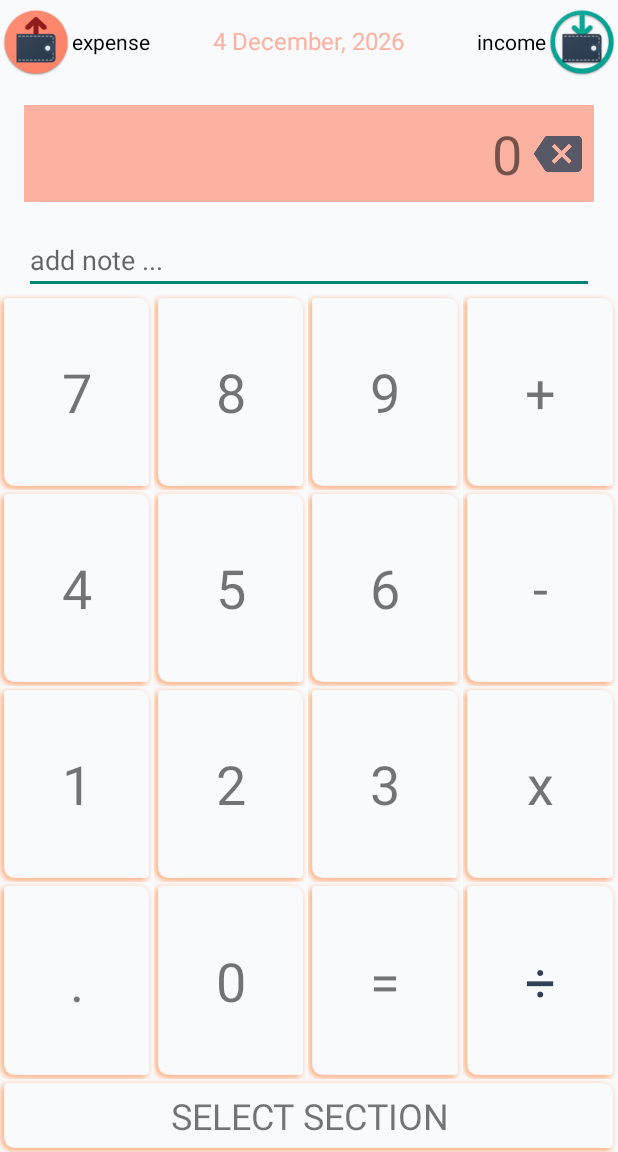
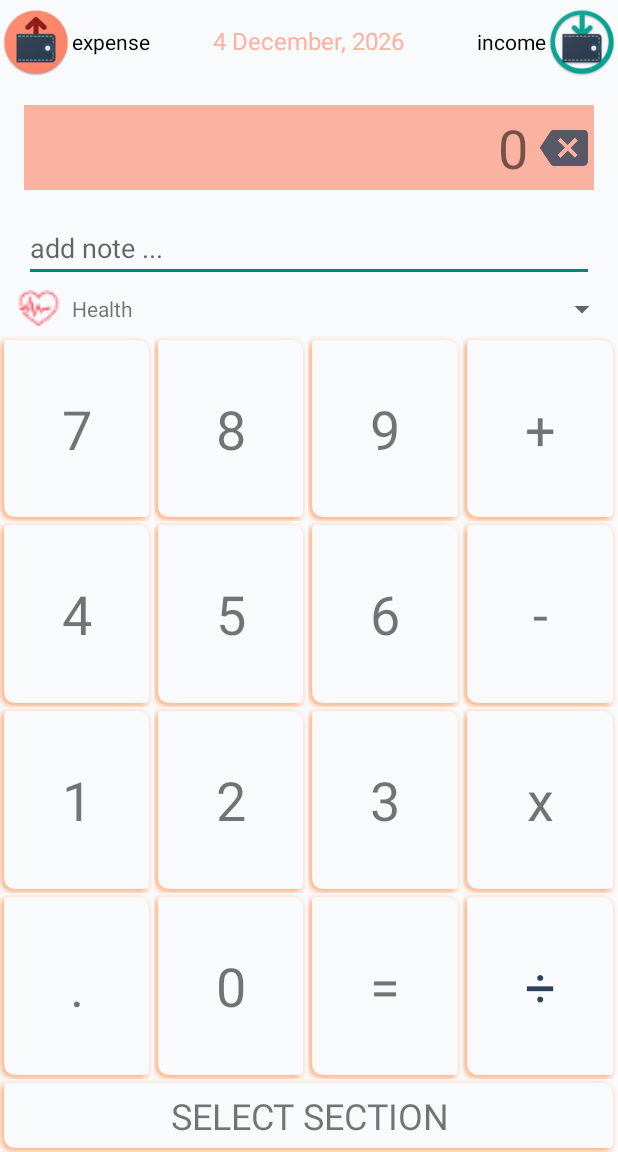
Before and after one commit to aleksandvc/Smart-Finance, an Android app: the MainActivity screen opened directly, with no data from a screen before it, after a tap on "TOTRANSACTION", on a phone screen of 412 x 824 dp, the part 84-1236 px from its top. Run offline under Robolectric (Android 15) with nearby library versions, the phone set to English and light mode, and no system bars; libraries missing offline, so code that uses them is left out: com.github.mikephil.charting; 18 statements that could not run were skipped.

Commit message:
Adjusted TransactionActivity, so that EXPENSE transactions now have both an Account and a Category, not just category

```diff
--- a/SmartFinance/app/src/main/java/com/vladimircvetanov/smartfinance/TransactionActivity.java
+++ b/SmartFinance/app/src/main/java/com/vladimircvetanov/smartfinance/TransactionActivity.java
@@ -13,14 +13,17 @@ import android.view.Menu;
 import android.view.MenuInflater;
 import android.view.MenuItem;
 import android.view.View;
+import android.view.ViewGroup;
 import android.widget.AdapterView;
-import android.widget.ArrayAdapter;
+import android.widget.BaseAdapter;
 import android.widget.Button;
 import android.widget.DatePicker;
 import android.widget.EditText;
 import android.widget.ImageButton;
+import android.widget.ImageView;
 import android.widget.ListView;
 import android.widget.RadioGroup;
+import android.widget.Spinner;
 import android.widget.TextView;
 
 import com.vladimircvetanov.smartfinance.date.DatePickerFragment;
@@ -36,9 +39,12 @@ import org.joda.time.format.DateTimeFormatter;
 public class TransactionActivity extends AppCompatActivity implements DatePickerDialog.OnDateSetListener {
 
     private Manager.Type selectedType;
-    private Section selectedSection;
+    private Section selectedCategory;
 
-    private ListView sectionList;
+    private Spinner accountSelection;
+    private Section selectedAccount;
+
+    private ListView categorySelection;
 
     private TextView dateDisplay;
     private LocalDate date;
@@ -104,11 +110,12 @@ public class TransactionActivity extends AppCompatActivity implements DatePicker
 
 
         //==============================Initializations============================================================//
-        sectionList = (ListView) findViewById(R.id.transaction_section_selection);
-        //Made separate adapters for Expense and Income items, as it should be cheaper switching adapters, rather than switching the data each time the user changes Manager.Type.
-        final ArrayAdapter<Section> incomeAdapter = new ArrayAdapter<Section>(this, R.layout.spinner_transaction_category, Manager.getSections(Manager.Type.INCOMING));
-        final ArrayAdapter<Section> expenseAdapter = new ArrayAdapter<Section>(this, R.layout.spinner_transaction_category, Manager.getSections(Manager.Type.EXPENSE));
-        sectionList.setAdapter(expenseAdapter);
+
+        accountSelection = (Spinner) findViewById(R.id.transaction_account_spinner);
+        accountSelection.setAdapter(new AccountSpinnerAdapter(Manager.getSections(Manager.Type.INCOMING)));
+
+        categorySelection = (ListView) findViewById(R.id.transaction_account_selection);
+        accountSelection.setAdapter(new AccountSpinnerAdapter(Manager.getSections(Manager.Type.EXPENSE)));
 
         noteInput = (EditText) findViewById(R.id.transaction_note_input);
 
@@ -119,8 +126,14 @@ public class TransactionActivity extends AppCompatActivity implements DatePicker
 
         directionRadio = (RadioGroup) findViewById(R.id.transaction_radio);
         directionRadio.check(R.id.transaction_radio_expense);
+        selectedType = Manager.Type.EXPENSE;
 
         dateDisplay = (TextView) findViewById(R.id.transaction_date_display);
+        //Show the current date in a "d MMMM, YYYY" format.
+        date = LocalDate.now();
+        final DateTimeFormatter dateFormat = DateTimeFormat.forPattern("d MMMM, YYYY");
+        dateDisplay.setText(date.toString(dateFormat));
+
         numDisplay = (TextView) findViewById(R.id.transaction_number_display_text);
         backspace = (ImageButton) findViewById(R.id.transaction_number_display_backspace);
 
@@ -137,33 +150,8 @@ public class TransactionActivity extends AppCompatActivity implements DatePicker
         decimal = (TextView) findViewById(R.id.transaction_numpad_decimal);
         //=========================================================================================================//
 
-        noteInput.clearFocus();
-
-        //TODO - dynamically link with corresponding RadioGroup, to avoid errors in case of future change of default selection.
-        selectedType = Manager.Type.EXPENSE;
-
-        //Show the current date in a "d MMMM, YYYY" format.
-        date = LocalDate.now();
-        final DateTimeFormatter dateFormat = DateTimeFormat.forPattern("d MMMM, YYYY");
-        dateDisplay.setText(date.toString(dateFormat));
-
-
         Intent intent = getIntent();
-        if (intent.hasExtra(getString(R.string.EXTRA_SECTION))) {
-            selectedSection = (Section) intent.getSerializableExtra(getString(R.string.EXTRA_SECTION));
-            switch (selectedSection.getType()) {
-                case INCOMING:
-                    directionRadio.check(R.id.transaction_radio_income);
-                    break;
-                case EXPENSE:
-                    directionRadio.check(R.id.transaction_radio_expense);
-                    break;
-            }
-            selectedType = selectedSection.getType();
-            submitButton.setText(getString(R.string.transaction_add_to) + " " + selectedSection.getName());
-            startedWithSection = true;
-        }
-
+        checkForCategoryExtra(intent);
 
         //============onClickListeners=============================================================================//
 
@@ -263,15 +251,15 @@ public class TransactionActivity extends AppCompatActivity implements DatePicker
                 switch (checkedId) {
                     case R.id.transaction_radio_expense:
                         colorizeUI(TransactionActivity.this, R.color.colorOrange, R.drawable.orange_button_9);
-
                         selectedType = Manager.Type.EXPENSE;
-                        sectionList.setAdapter(expenseAdapter);
+                        submitButton.setText(getString(R.string.transaction_select_section));
                         break;
                     case R.id.transaction_radio_income:
                         colorizeUI(TransactionActivity.this, R.color.colorGreen, R.drawable.green_button_9);
 
                         selectedType = Manager.Type.INCOMING;
-                        sectionList.setAdapter(incomeAdapter);
+                        selectedAccount = (Section) accountSelection.getSelectedItem();
+                        submitButton.setText(getString(R.string.transaction_add_to) + " " + selectedAccount.getName());
                         break;
                 }
                 if (startedWithSection) {
@@ -280,13 +268,44 @@ public class TransactionActivity extends AppCompatActivity implements DatePicker
                 }
             }
         });
+        accountSelection.setOnItemSelectedListener(new AdapterView.OnItemSelectedListener() {
+            @Override
+            public void onItemSelected(AdapterView<?> parent, View view, int position, long id) {
+                Section s = (Section) accountSelection.getItemAtPosition(position);
+                selectedAccount = s;
+                if (selectedType == Manager.Type.INCOMING)
+                    submitButton.setText(getString(R.string.transaction_add_to) + " " + s.getName());
+            }
+
+            @Override
+            public void onNothingSelected(AdapterView<?> parent) {
+            }
+        });
+
+        categorySelection.setOnItemClickListener(new AdapterView.OnItemClickListener() {
+            @Override
+            public void onItemClick(AdapterView<?> parent, View view, int position, long id) {
+                selectedCategory = (Section) categorySelection.getAdapter().getItem(position);
+                createEntry(selectedCategory);
+            }
+        });
 
         submitButton.setOnClickListener(new View.OnClickListener() {
             @Override
             public void onClick(View v) {
-                if (startedWithSection)
-                    createEntry(selectedSection);
-                else
+                if (startedWithSection){
+                    createEntry(selectedCategory);
+                    return;
+                }
+                if (selectedType == Manager.Type.INCOMING) {
+                    selectedAccount = (Section) accountSelection.getSelectedItem();
+                    if (selectedAccount == null) {
+                        accountSelection.requestFocus();
+                        Message.message(TransactionActivity.this, getString(R.string.transaction_select_account));
+                        return;
+                    }
+                    createEntry(selectedAccount);
+                } else{
                     numpad.animate().setDuration(600).alpha(0.0F).withEndAction(new Runnable() {
                         @Override
                         public void run() {
@@ -296,23 +315,31 @@ public class TransactionActivity extends AppCompatActivity implements DatePicker
                             isNumpadDown = true;
                         }
                     });
-            }
-        });
-
-        sectionList.setOnItemClickListener(new AdapterView.OnItemClickListener() {
-            @Override
-            public void onItemClick(AdapterView<?> parent, View view, int position, long id) {
-                selectedSection = (Section) sectionList.getAdapter().getItem(position);
-                createEntry(selectedSection);
+                }
             }
         });
         //=========================================================================================================//
 
     }
 
+    private void checkForCategoryExtra(Intent intent) {
+        if (intent != null && intent.hasExtra(getString(R.string.EXTRA_SECTION))) {
+            Section s = (Section) intent.getSerializableExtra(getString(R.string.EXTRA_SECTION));
+            if (s == null || s.getType() == Manager.Type.INCOMING) return;
+
+            selectedType = s.getType();
+            selectedCategory = s;
+            directionRadio.check(R.id.transaction_radio_expense);
+
+            submitButton.setText(getString(R.string.transaction_add_to) + " " + s.getName());
+            startedWithSection = true;
+        }
+    }
+
     /**
      * Changes the colours and background of UI elements for the TransactionActivity.
-     * @param c Activity Context.
+     *
+     * @param c           Activity Context.
      * @param colourID
      * @param ninePatchID
      */
@@ -337,13 +364,14 @@ public class TransactionActivity extends AppCompatActivity implements DatePicker
 
     /**
      * Creates a LogEntry with the note, sum, type and date selected in the Activity and a passed Section.
+     *
      * @param s Section for the LogEntry.
      */
     private void createEntry(Section s) {
         double sum = Double.parseDouble(numDisplay.getText().toString());
         String note = noteInput.getText().toString();
 
-        LogEntry entry = new LogEntry(date, sum, note, selectedType, selectedSection);
+        LogEntry entry = new LogEntry(date, sum, note, selectedType, selectedCategory);
 
         if (Manager.addLogEntry(entry)) {
             Message.message(TransactionActivity.this, getString(R.string.transaction_success));
@@ -415,6 +443,9 @@ public class TransactionActivity extends AppCompatActivity implements DatePicker
         return super.onOptionsItemSelected(item);
     }
 
+    /**
+     * Animates transition between CategorySelector and number-pad, if number-pad is hidden.
+     */
     public void onBackPressed() {
         if (isNumpadDown)
             findViewById(R.id.transaction_section_selection_layout).animate().setDuration(600).alpha(0.0F).withEndAction(new Runnable() {
@@ -427,6 +458,47 @@ public class TransactionActivity extends AppCompatActivity implements DatePicker
                 }
             });
         else
-          super.onBackPressed();
+            super.onBackPressed();
     }
+
+    class AccountSpinnerAdapter extends BaseAdapter {
+
+        private Section[] dataSet;
+
+        public AccountSpinnerAdapter(Section[] dataSet) {
+            this.dataSet = dataSet;
+        }
+
+        @Override
+        public int getCount() {
+            return dataSet.length;
+        }
+
+        @Override
+        public Object getItem(int position) {
+            return dataSet[position];
+        }
+
+        @Override
+        public long getItemId(int position) {
+            return position;
+        }
+
+        @Override
+        public View getView(int position, View convertView, ViewGroup parent) {
+            if (convertView == null)
+                convertView = getLayoutInflater().inflate(R.layout.spinner_transaction_category, parent, false);
+
+            Section s = dataSet[position];
+
+            TextView t = (TextView) convertView.findViewById(R.id.account_spinner_text);
+            t.setText(s.getName());
+
+            ImageView i = (ImageView) convertView.findViewById(R.id.account_spinner_icon);
+            i.setImageResource(s.getIconID());
+
+            return convertView;
+        }
+    }
+
 }
--- a/SmartFinance/app/src/main/java/com/vladimircvetanov/smartfinance/model/User.java
+++ b/SmartFinance/app/src/main/java/com/vladimircvetanov/smartfinance/model/User.java
@@ -60,9 +60,12 @@ public class User implements Serializable {
         favouriteCategories.add(new Section("Travel", Manager.Type.EXPENSE, R.mipmap.plane, true));
         favouriteCategories.add(new Section("House", Manager.Type.EXPENSE, R.mipmap.home, true));
         favouriteCategories.add(new Section("Sport", Manager.Type.EXPENSE, R.mipmap.swimming, true));
-        favouriteCategories.add(new Section("Food", Manager.Type.EXPENSE, R.mipmap.restaurant, true));
-        favouriteCategories.add(new Section("Transport", Manager.Type.EXPENSE, R.mipmap.train, true));
-        favouriteCategories.add(new Section("Entertainment", Manager.Type.EXPENSE, R.mipmap.cocktail, true));
-        favouriteCategories.add(new Section("Phone", Manager.Type.EXPENSE, R.mipmap.phone, true));
+        favouriteCategories.add(new Section("Food", Manager.Type.INCOMING, R.mipmap.restaurant, true));
+        favouriteCategories.add(new Section("Transport", Manager.Type.INCOMING, R.mipmap.train, true));
+        favouriteCategories.add(new Section("Entertainment", Manager.Type.INCOMING, R.mipmap.cocktail, true));
+        favouriteCategories.add(new Section("Phone", Manager.Type.INCOMING, R.mipmap.phone, true));
+
+        for (Section s : favouriteCategories)
+            Manager.addSection(s);
     }
 }
--- a/SmartFinance/app/src/main/res/layout/activity_transaction.xml
+++ b/SmartFinance/app/src/main/res/layout/activity_transaction.xml
@@ -6,8 +6,9 @@
     android:background="@color/colorWhite"
     tools:context="com.vladimircvetanov.smartfinance.TransactionActivity">
 
-    <include layout="@layout/toolbar"
-        android:id="@+id/toolbar"/>
+    <include
+        android:id="@+id/toolbar"
+        layout="@layout/toolbar" />
 
     <TextView
         android:id="@+id/transaction_date_display"
@@ -34,24 +35,24 @@
         android:orientation="horizontal">
 
         <RadioButton
-            android:text="@string/expense"
             android:id="@+id/transaction_radio_expense"
+            android:layout_width="wrap_content"
+            android:layout_height="wrap_content"
             android:button="@drawable/transaction_radio_expense"
-            android:layout_width="wrap_content"
-            android:layout_height="wrap_content"/>
+            android:text="@string/expense" />
 
         <View
             android:layout_width="0dp"
             android:layout_height="0dp"
-            android:layout_weight="1"/>
+            android:layout_weight="1" />
 
         <RadioButton
-            android:text="@string/income"
+            android:id="@+id/transaction_radio_income"
+            android:layout_width="wrap_content"
+            android:layout_height="match_parent"
+            android:button="@drawable/transaction_radio_income"
             android:layoutDirection="rtl"
-            android:id="@+id/transaction_radio_income"
-            android:button="@drawable/transaction_radio_income"
-            android:layout_width="wrap_content"
-            android:layout_height="match_parent"/>
+            android:text="@string/income" />
     </RadioGroup>
 
     <LinearLayout
@@ -61,10 +62,10 @@
         android:layout_below="@id/transaction_date_display"
         android:layout_margin="@dimen/all_view_spacing_standard"
         android:background="@color/colorOrange"
-        android:padding="@dimen/all_text_size_tiny"
+        android:gravity="end"
 
-        android:gravity="end"
-        android:orientation="horizontal">
+        android:orientation="horizontal"
+        android:padding="@dimen/all_view_spacing_tiny">
 
         <TextView
             android:id="@+id/transaction_number_display_text"
@@ -81,64 +82,79 @@
             android:id="@+id/transaction_number_display_backspace"
             android:layout_width="wrap_content"
             android:layout_height="match_parent"
+            android:layout_marginLeft="@dimen/all_view_spacing_small"
             android:background="@color/colorOrange"
-            android:layout_marginLeft="@dimen/all_view_spacing_small"
             android:src="@drawable/ic_action_backspace" />
     </LinearLayout>
 
 
     <EditText
         android:id="@+id/transaction_note_input"
-        android:allowUndo="true"
-        android:maxLines="5"
-        android:maxLength="256"
         android:layout_width="match_parent"
         android:layout_height="wrap_content"
         android:layout_below="@id/transaction_number_display"
         android:layout_marginLeft="@dimen/all_view_spacing_standard"
         android:layout_marginRight="@dimen/all_view_spacing_standard"
-        android:hint="@string/transaction_input_note" />
+        android:allowUndo="true"
+        android:hint="@string/transaction_input_note"
+        android:maxLength="256"
+        android:maxLines="5" />
 
+    <Spinner
+        android:id="@+id/transaction_account_spinner"
+        android:layout_width="match_parent"
+        android:layout_height="wrap_content"
+        android:layout_below="@id/transaction_note_input" />
 
     <LinearLayout
         android:id="@+id/transaction_section_selection_layout"
+
         android:layout_width="match_parent"
-        android:layout_height="match_parent"
-        android:layout_below="@id/transaction_note_input"
+        android:layout_height="0dp"
+
+        android:layout_alignParentBottom="true"
+        android:layout_below="@id/transaction_account_spinner"
+        android:layout_marginLeft="@dimen/all_view_spacing_standard"
+        android:layout_marginRight="@dimen/all_view_spacing_standard"
         android:orientation="vertical"
-        android:layout_marginLeft="@dimen/all_view_spacing_standard"
         android:visibility="gone">
+
         <TextView
             android:layout_width="match_parent"
             android:layout_height="wrap_content"
-            android:text="Please select a section:"/>
+            android:text="Please select a section:" />
+
         <ListView
-            android:id="@+id/transaction_section_selection"
-            android:orientation="vertical"
+            android:id="@+id/transaction_account_selection"
             android:layout_width="match_parent"
-            android:layout_height="match_parent"/>
-        </LinearLayout>
+            android:layout_height="match_parent"
+            android:orientation="vertical" />
+    </LinearLayout>
 
     <LinearLayout
         android:id="@+id/transaction_numpad"
         android:layout_width="match_parent"
         android:layout_height="match_parent"
-        android:layout_below="@id/transaction_note_input"
+        android:layout_below="@id/transaction_account_spinner"
         android:orientation="vertical">
 
         <LinearLayout style="@style/transaction_numpad_row">
+
             <TextView
                 android:id="@+id/transaction_numpad_7"
                 style="@style/transaction_numpad_button"
                 android:text="7" />
+
             <TextView
                 android:id="@+id/transaction_numpad_8"
                 style="@style/transaction_numpad_button"
                 android:text="8" />
+
             <TextView
                 android:id="@+id/transaction_numpad_9"
                 style="@style/transaction_numpad_button"
                 android:text="9" />
+
             <TextView
                 android:id="@+id/transaction_numpad_plus"
                 style="@style/transaction_numpad_button"
@@ -146,18 +162,22 @@
         </LinearLayout>
 
         <LinearLayout style="@style/transaction_numpad_row">
+
             <TextView
                 android:id="@+id/transaction_numpad_4"
                 style="@style/transaction_numpad_button"
                 android:text="4" />
+
             <TextView
                 android:id="@+id/transaction_numpad_5"
                 style="@style/transaction_numpad_button"
                 android:text="5" />
+
             <TextView
                 android:id="@+id/transaction_numpad_6"
                 style="@style/transaction_numpad_button"
                 android:text="6" />
+
             <TextView
                 android:id="@+id/transaction_numpad_minus"
                 style="@style/transaction_numpad_button"
@@ -165,18 +185,22 @@
         </LinearLayout>
 
         <LinearLayout style="@style/transaction_numpad_row">
+
             <TextView
                 android:id="@+id/transaction_numpad_1"
                 style="@style/transaction_numpad_button"
                 android:text="1" />
+
             <TextView
                 android:id="@+id/transaction_numpad_2"
                 style="@style/transaction_numpad_button"
                 android:text="2" />
+
             <TextView
                 android:id="@+id/transaction_numpad_3"
                 style="@style/transaction_numpad_button"
                 android:text="3" />
+
             <TextView
                 android:id="@+id/transaction_numpad_multiply"
                 style="@style/transaction_numpad_button"
@@ -184,23 +208,27 @@
         </LinearLayout>
 
         <LinearLayout style="@style/transaction_numpad_row">
+
             <TextView
                 android:id="@+id/transaction_numpad_decimal"
                 style="@style/transaction_numpad_button"
                 android:text="." />
+
             <TextView
                 android:id="@+id/transaction_numpad_0"
                 style="@style/transaction_numpad_button"
                 android:text="0" />
+
             <TextView
                 android:id="@+id/transaction_numpad_equals"
                 style="@style/transaction_numpad_button"
                 android:text="=" />
+
             <TextView
-                android:theme="@style/ThemeOverlay.CustomTheme"
                 android:id="@+id/transaction_numpad_divide"
                 style="@style/transaction_numpad_button"
-                android:text="÷" />
+                android:text="÷"
+                android:theme="@style/ThemeOverlay.CustomTheme" />
         </LinearLayout>
 
         <TextView
@@ -211,13 +239,12 @@
 
             android:layout_alignParentBottom="true"
             android:background="@drawable/orange_button_9"
+            android:gravity="center_vertical|center_horizontal"
             android:padding="@dimen/all_view_spacing_small"
-            android:gravity="center_vertical|center_horizontal"
 
             android:text="@string/transaction_select_section"
             android:textSize="@dimen/all_text_size_large" />
     </LinearLayout>
 
 
-
 </RelativeLayout>
--- a/SmartFinance/app/src/main/res/layout/spinner_transaction_category.xml
+++ b/SmartFinance/app/src/main/res/layout/spinner_transaction_category.xml
@@ -1,10 +1,30 @@
 <?xml version="1.0" encoding="utf-8"?>
 
-<CheckedTextView xmlns:android="http://schemas.android.com/apk/res/android"
-    android:id="@android:id/text1"
-    style="?android:attr/spinnerDropDownItemStyle"
-    android:textColor="@color/colorDark"
+
+<LinearLayout xmlns:android="http://schemas.android.com/apk/res/android"
     android:layout_width="match_parent"
-    android:layout_height="@dimen/dropdown_list_preferred_item_height"
-    android:ellipsize="marquee"
-    android:maxLines="1" />
+    android:layout_height="36dp"
+    android:orientation="horizontal"
+    android:paddingBottom="@dimen/all_view_spacing_tiny"
+    android:paddingRight="@dimen/all_text_size_small"
+    android:paddingStart="@dimen/all_text_size_small"
+    android:paddingTop="@dimen/all_view_spacing_tiny">
+
+    <ImageView
+        android:id="@+id/account_spinner_icon"
+        android:layout_width="wrap_content"
+        android:layout_height="match_parent"
+        android:adjustViewBounds="true"
+        android:src="@mipmap/cocktail"
+        android:layout_marginRight="@dimen/all_text_size_tiny"/>
+
+    <TextView
+        android:id="@+id/account_spinner_text"
+        android:layout_width="match_parent"
+        android:layout_height="match_parent"
+        android:gravity="center_vertical"
+        android:maxLines="1"
+        android:text="@string/test_text" />
+
+
+</LinearLayout>
--- a/SmartFinance/app/src/main/res/values/strings.xml
+++ b/SmartFinance/app/src/main/res/values/strings.xml
@@ -20,4 +20,6 @@
     <string name="transaction_input_note">add note ...</string>
     <string name="income">income</string>
     <string name="expense">expense</string>
+    <string name="test_text">TEST_TEXT</string>
+    <string name="transaction_select_account">Please select an account!</string>
 </resources>
```
